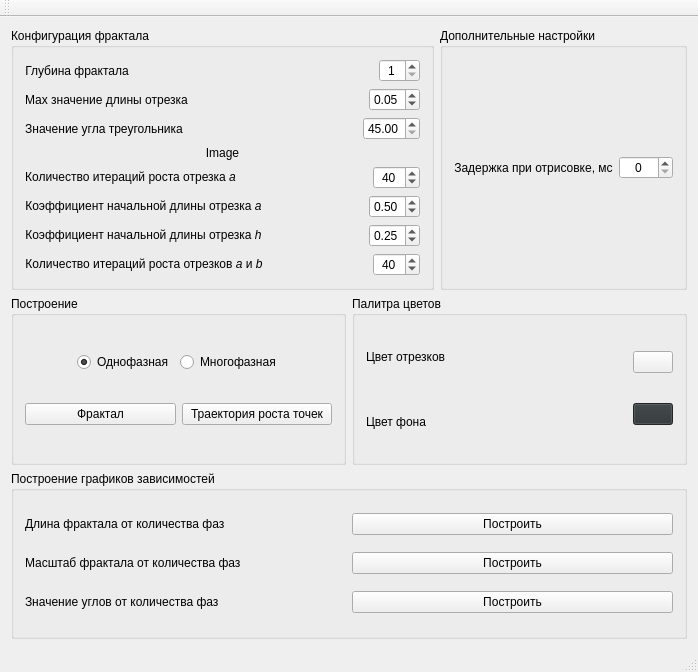
First picture: the form in mainwindow.ui, repository teploff/fractal_growth, before the edit.
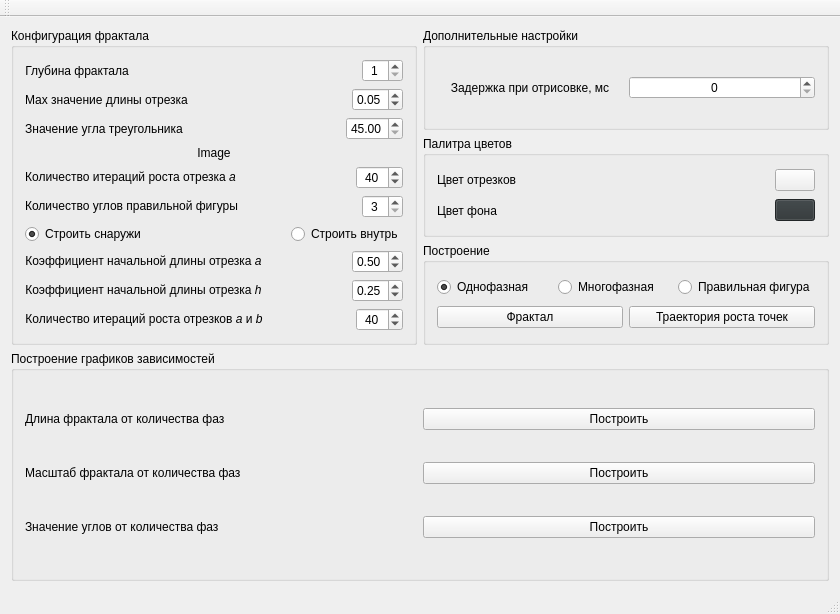
Second picture: the form after the edit.

Commit message: add rough regular polygon calculation

```diff
--- a/mainwindow.ui
+++ b/mainwindow.ui
@@ -6,17 +6,17 @@
    <rect>
     <x>0</x>
     <y>0</y>
-    <width>698</width>
-    <height>672</height>
+    <width>840</width>
+    <height>614</height>
    </rect>
   </property>
   <property name="windowTitle">
    <string>MainWindow</string>
   </property>
   <widget class="QWidget" name="centralWidget">
-   <layout class="QVBoxLayout" name="verticalLayout_6">
+   <layout class="QVBoxLayout" name="verticalLayout_7">
     <item>
-     <layout class="QHBoxLayout" name="horizontalLayout_11">
+     <layout class="QHBoxLayout" name="horizontalLayout_21">
       <item>
        <widget class="QGroupBox" name="groupBox_2">
         <property name="title">
@@ -163,7 +163,7 @@
           </widget>
          </item>
          <item>
-          <layout class="QHBoxLayout" name="horizontalLayout_10">
+          <layout class="QHBoxLayout" name="horizontalLayout_12">
            <item>
             <widget class="QLabel" name="l_single_phase_count_iterations">
              <property name="text">
@@ -212,7 +212,90 @@
           </layout>
          </item>
          <item>
-          <layout class="QHBoxLayout" name="horizontalLayout_12">
+          <layout class="QHBoxLayout" name="horizontalLayout_13">
+           <item>
+            <widget class="QLabel" name="lb_regular_polygon_count_angle">
+             <property name="text">
+              <string>&lt;html&gt;&lt;head/&gt;&lt;body&gt;&lt;p&gt;Количество углов правильной фигуры&lt;/p&gt;&lt;/body&gt;&lt;/html&gt;</string>
+             </property>
+             <property name="textFormat">
+              <enum>Qt::AutoText</enum>
+             </property>
+             <property name="alignment">
+              <set>Qt::AlignCenter</set>
+             </property>
+            </widget>
+           </item>
+           <item>
+            <spacer name="horizontalSpacer_11">
+             <property name="orientation">
+              <enum>Qt::Horizontal</enum>
+             </property>
+             <property name="sizeHint" stdset="0">
+              <size>
+               <width>40</width>
+               <height>20</height>
+              </size>
+             </property>
+            </spacer>
+           </item>
+           <item>
+            <widget class="QSpinBox" name="sb_regular_polygon_count_angle">
+             <property name="alignment">
+              <set>Qt::AlignCenter</set>
+             </property>
+             <property name="minimum">
+              <number>3</number>
+             </property>
+             <property name="maximum">
+              <number>40</number>
+             </property>
+             <property name="singleStep">
+              <number>1</number>
+             </property>
+             <property name="value">
+              <number>3</number>
+             </property>
+            </widget>
+           </item>
+          </layout>
+         </item>
+         <item>
+          <layout class="QHBoxLayout" name="horizontalLayout_14">
+           <item>
+            <widget class="QRadioButton" name="rb_regular_polygon_build_outside">
+             <property name="text">
+              <string>Строить снаружи</string>
+             </property>
+             <property name="checked">
+              <bool>true</bool>
+             </property>
+            </widget>
+           </item>
+           <item>
+            <spacer name="horizontalSpacer_4">
+             <property name="orientation">
+              <enum>Qt::Horizontal</enum>
+             </property>
+             <property name="sizeHint" stdset="0">
+              <size>
+               <width>40</width>
+               <height>20</height>
+              </size>
+             </property>
+            </spacer>
+           </item>
+           <item>
+            <widget class="QRadioButton" name="rb_regular_polygon_build_inside">
+             <property name="text">
+              <string>Строить внутрь</string>
+             </property>
+            </widget>
+           </item>
+          </layout>
+         </item>
+         <item>
+          <layout class="QHBoxLayout" name="horizontalLayout_18">
            <item>
             <widget class="QLabel" name="l_several_phase_coefficient_a">
              <property name="text">
@@ -258,7 +341,7 @@
           </layout>
          </item>
          <item>
-          <layout class="QHBoxLayout" name="horizontalLayout_13">
+          <layout class="QHBoxLayout" name="horizontalLayout_19">
            <item>
             <widget class="QLabel" name="l_several_phase_coefficient_h">
              <property name="text">
@@ -304,7 +387,7 @@
           </layout>
          </item>
          <item>
-          <layout class="QHBoxLayout" name="horizontalLayout_14">
+          <layout class="QHBoxLayout" name="horizontalLayout_20">
            <item>
             <widget class="QLabel" name="l_several_phase_count_iterations">
              <property name="text">
@@ -356,6 +439,8 @@
        </widget>
       </item>
       <item>
+       <layout class="QVBoxLayout" name="verticalLayout_6">
+        <item>
        <widget class="QGroupBox" name="groupBox_5">
         <property name="title">
          <string>Дополнительные настройки</string>
@@ -393,84 +478,6 @@
         </layout>
        </widget>
       </item>
-     </layout>
-    </item>
-    <item>
-     <layout class="QHBoxLayout" name="horizontalLayout_9">
-      <item>
-       <widget class="QGroupBox" name="groupBox_4">
-        <property name="title">
-         <string>Построение</string>
-        </property>
-        <layout class="QVBoxLayout" name="verticalLayout_5">
-         <item>
-          <layout class="QHBoxLayout" name="horizontalLayout_7">
-           <item>
-            <spacer name="horizontalSpacer_3">
-             <property name="orientation">
-              <enum>Qt::Horizontal</enum>
-             </property>
-             <property name="sizeHint" stdset="0">
-              <size>
-               <width>40</width>
-               <height>20</height>
-              </size>
-             </property>
-            </spacer>
-           </item>
-           <item>
-            <widget class="QRadioButton" name="rb_single_phase">
-             <property name="text">
-              <string>Однофазная</string>
-             </property>
-             <property name="checked">
-              <bool>true</bool>
-             </property>
-            </widget>
-           </item>
-           <item>
-            <widget class="QRadioButton" name="rb_several_phase">
-             <property name="text">
-              <string>Многофазная</string>
-             </property>
-            </widget>
-           </item>
-           <item>
-            <spacer name="horizontalSpacer_4">
-             <property name="orientation">
-              <enum>Qt::Horizontal</enum>
-             </property>
-             <property name="sizeHint" stdset="0">
-              <size>
-               <width>40</width>
-               <height>20</height>
-              </size>
-             </property>
-            </spacer>
-           </item>
-          </layout>
-         </item>
-         <item>
-          <layout class="QHBoxLayout" name="horizontalLayout_8">
-           <item>
-            <widget class="QPushButton" name="pb_engender_fractal">
-             <property name="text">
-              <string>Фрактал</string>
-             </property>
-            </widget>
-           </item>
-           <item>
-            <widget class="QPushButton" name="pb_build_point_path">
-             <property name="text">
-              <string>Траектория роста точек</string>
-             </property>
-            </widget>
-           </item>
-          </layout>
-         </item>
-        </layout>
-       </widget>
-      </item>
       <item>
        <widget class="QGroupBox" name="groupBox">
         <property name="title">
@@ -536,6 +543,63 @@
         </layout>
        </widget>
       </item>
+        <item>
+         <widget class="QGroupBox" name="groupBox_4">
+          <property name="title">
+           <string>Построение</string>
+          </property>
+          <layout class="QVBoxLayout" name="verticalLayout_5">
+           <item>
+            <layout class="QHBoxLayout" name="horizontalLayout_7">
+             <item>
+              <widget class="QRadioButton" name="rb_single_phase">
+               <property name="text">
+                <string>Однофазная</string>
+               </property>
+               <property name="checked">
+                <bool>true</bool>
+               </property>
+              </widget>
+             </item>
+             <item>
+              <widget class="QRadioButton" name="rb_several_phase">
+               <property name="text">
+                <string>Многофазная</string>
+               </property>
+              </widget>
+             </item>
+             <item>
+              <widget class="QRadioButton" name="rb_regular_polygon">
+               <property name="text">
+                <string>Правильная фигура</string>
+               </property>
+              </widget>
+             </item>
+            </layout>
+           </item>
+           <item>
+            <layout class="QHBoxLayout" name="horizontalLayout_8">
+             <item>
+              <widget class="QPushButton" name="pb_engender_fractal">
+               <property name="text">
+                <string>Фрактал</string>
+               </property>
+              </widget>
+             </item>
+             <item>
+              <widget class="QPushButton" name="pb_build_point_path">
+               <property name="text">
+                <string>Траектория роста точек</string>
+               </property>
+              </widget>
+             </item>
+            </layout>
+           </item>
+          </layout>
+         </widget>
+        </item>
+       </layout>
+      </item>
      </layout>
     </item>
     <item>
```
Left out of the diff: 4 changed lines with no effect on the pictures. Lines whose indentation alone changed are shown as unchanged. The commit also changes 3 other files.
